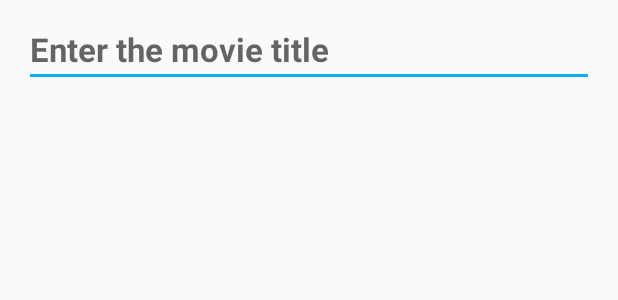
After one commit to sangeethnandakumar/AudioLab, an Android app: the layout request_movie.xml on its own in the app's theme, with its tools: preview values and no code run, on a phone screen of 412 x 824 dp. The commit adds this screen. Shown: the top 300 px of the screen. Run offline under Robolectric (Android 15) with nearby library versions, the phone set to English and light mode, and no system bars.

Commit message:
Major Update : v5 CandleLight *Support for Android 4.3 Jellybean *Added Support For reporting Poor quality & Wrong info audios *Now you can request a movie

```diff
--- /dev/null
+++ b/app/src/main/res/layout/request_movie.xml
@@ -0,0 +1,25 @@
+<?xml version="1.0" encoding="utf-8"?>
+<android.support.constraint.ConstraintLayout
+    xmlns:android="http://schemas.android.com/apk/res/android"
+    xmlns:app="http://schemas.android.com/apk/res-auto"
+    xmlns:tools="http://schemas.android.com/tools"
+    android:layout_width="match_parent"
+    android:layout_height="match_parent">
+
+    <EditText
+        android:textColor="#000"
+        android:id="@+id/movietitle"
+        android:layout_width="0dp"
+        android:layout_height="wrap_content"
+        android:layout_marginEnd="16dp"
+        android:layout_marginStart="16dp"
+        android:layout_marginTop="8dp"
+        android:ems="10"
+        android:hint="Enter the movie title"
+        android:inputType="textPersonName"
+        android:textSize="22sp"
+        android:textStyle="bold"
+        app:layout_constraintEnd_toEndOf="parent"
+        app:layout_constraintStart_toStartOf="parent"
+        app:layout_constraintTop_toTopOf="parent" />
+</android.support.constraint.ConstraintLayout>
--- a/app/src/main/res/values/colors.xml
+++ b/app/src/main/res/values/colors.xml
@@ -2,5 +2,5 @@
 <resources>
     <color name="colorPrimary">#62148c</color>
     <color name="colorPrimaryDark">#303F9F</color>
-    <color name="colorAccent">#003b59ff</color>
+    <color name="colorAccent">#0AAEEF</color>
 </resources>
--- a/app/src/main/res/values/styles.xml
+++ b/app/src/main/res/values/styles.xml
@@ -11,4 +11,5 @@
         <item name="android:windowContentTransitions">true</item>
     </style>
 
+
 </resources>
```
Also changed, not shown: app/src/main/java/amazinginsidestudios/audiolab/PacketAdapter.java (+39 -0 lines).
